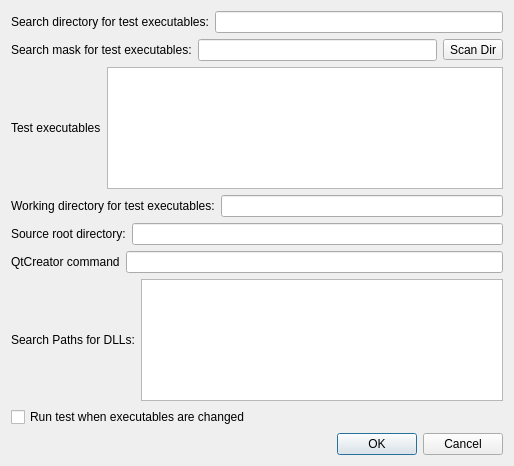
This is qTestLibRunner/settingswindow.ui in pioupus/qTestLibRunner as Qt 5 draws it before an edit. The edited form follows.
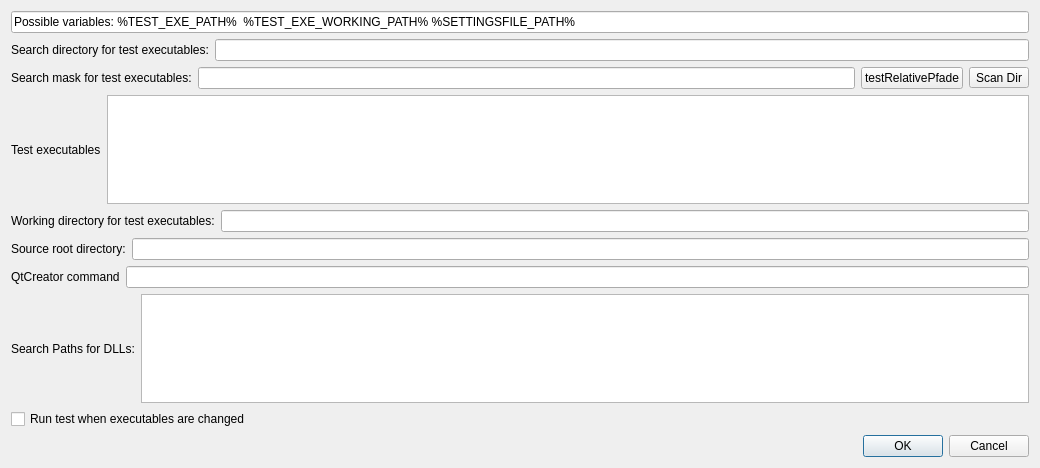
This is the edited form.

Commit message: -relative paths

```diff
--- a/qTestLibRunner/settingswindow.ui
+++ b/qTestLibRunner/settingswindow.ui
@@ -6,14 +6,24 @@
    <rect>
     <x>0</x>
     <y>0</y>
-    <width>514</width>
-    <height>466</height>
+    <width>1040</width>
+    <height>468</height>
    </rect>
   </property>
   <property name="windowTitle">
    <string>Dialog</string>
   </property>
   <layout class="QVBoxLayout" name="verticalLayout_2">
+   <item>
+    <widget class="QLineEdit" name="lineEdit">
+     <property name="text">
+      <string>Possible variables: %TEST_EXE_PATH%  %TEST_EXE_WORKING_PATH% %SETTINGSFILE_PATH%</string>
+     </property>
+     <property name="readOnly">
+      <bool>true</bool>
+     </property>
+    </widget>
+   </item>
    <item>
     <layout class="QVBoxLayout" name="verticalLayout">
      <item>
@@ -42,13 +52,20 @@
          </property>
         </widget>
        </item>
-       <item row="0" column="2">
+       <item row="0" column="3">
         <widget class="QToolButton" name="toolButton">
          <property name="text">
           <string>Scan Dir</string>
          </property>
         </widget>
        </item>
+       <item row="0" column="2">
+        <widget class="QPushButton" name="pushButton">
+         <property name="text">
+          <string>testRelativePfade</string>
+         </property>
+        </widget>
+       </item>
       </layout>
      </item>
      <item>
@@ -122,8 +139,8 @@
           <string>&lt;!DOCTYPE HTML PUBLIC &quot;-//W3C//DTD HTML 4.0//EN&quot; &quot;http://www.w3.org/TR/REC-html40/strict.dtd&quot;&gt;
 &lt;html&gt;&lt;head&gt;&lt;meta name=&quot;qrichtext&quot; content=&quot;1&quot; /&gt;&lt;style type=&quot;text/css&quot;&gt;
 p, li { white-space: pre-wrap; }
-&lt;/style&gt;&lt;/head&gt;&lt;body style=&quot; font-family:'Sans Serif'; font-size:9pt; font-weight:400; font-style:normal;&quot;&gt;
-&lt;p style=&quot;-qt-paragraph-type:empty; margin-top:0px; margin-bottom:0px; margin-left:0px; margin-right:0px; -qt-block-indent:0; text-indent:0px; font-family:'MS Shell Dlg 2'; font-size:8pt;&quot;&gt;&lt;br /&gt;&lt;/p&gt;&lt;/body&gt;&lt;/html&gt;</string>
+&lt;/style&gt;&lt;/head&gt;&lt;body style=&quot; font-family:'MS Shell Dlg 2'; font-size:8.25pt; font-weight:400; font-style:normal;&quot;&gt;
+&lt;p style=&quot;-qt-paragraph-type:empty; margin-top:0px; margin-bottom:0px; margin-left:0px; margin-right:0px; -qt-block-indent:0; text-indent:0px; font-size:8pt;&quot;&gt;&lt;br /&gt;&lt;/p&gt;&lt;/body&gt;&lt;/html&gt;</string>
          </property>
         </widget>
        </item>
```
Left out of the diff: 2 changed lines with no effect on the pictures. The commit also changes 12 other files.
